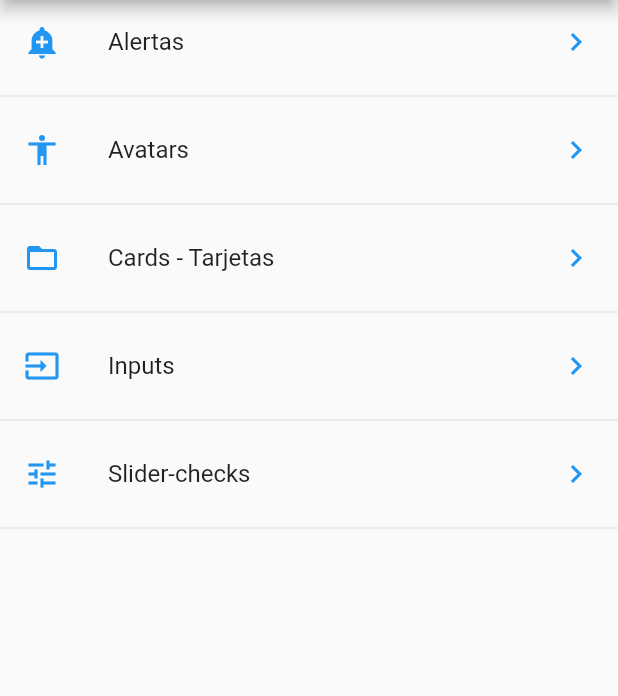
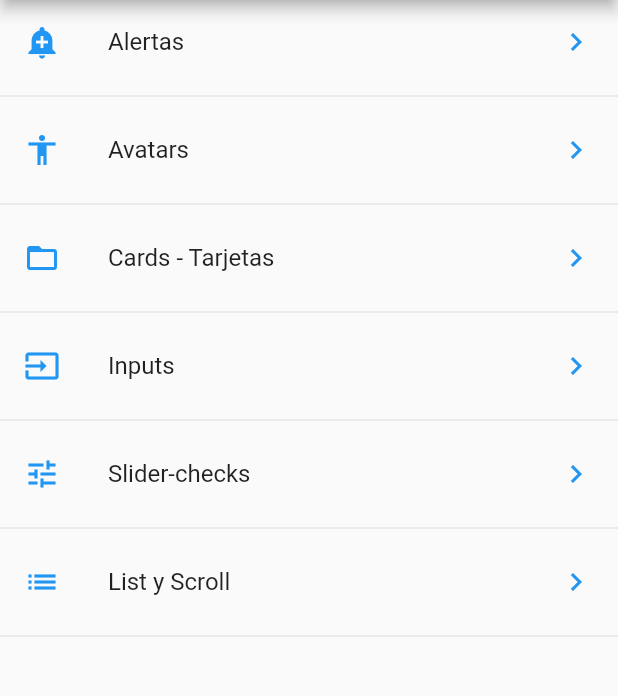
Before and after one commit to elkingsalvatore/Components, a Flutter app: the screen it shows after launch, on a phone screen of 412 x 824 dp, the part 84-780 px from its top. Run offline on Flutter 3.47's test engine with Material 2 defaults, Android fonts, the phone set to English and light mode, and no system bars.

Commit message:
List view

```diff
--- a/data/menu_opts.json
+++ b/data/menu_opts.json
@@ -25,6 +25,11 @@
             "ruta" : "slider",
             "icon" : "tune",
             "texto": "Slider-checks"
+        },
+        {
+            "ruta" : "list",
+            "icon" : "list",
+            "texto": "List y Scroll"
         }
     ]
 }
--- a/lib/src/routes/routes.dart
+++ b/lib/src/routes/routes.dart
@@ -1,6 +1,3 @@
-
-import 'package:componentes/src/pages/input.dart';
-
 import 'package:flutter/material.dart';
 
 import '../pages/home_page.dart';
@@ -8,7 +5,8 @@ import 'package:componentes/src/pages/alert_page.dart';
 import 'package:componentes/src/pages/avatar_page.dart';
 import 'package:componentes/src/pages/card_page.dart';
 import 'package:componentes/src/pages/slider_page.dart';
-
+import 'package:componentes/src/pages/input.dart';
+import 'package:componentes/src/pages/listview_page.dart';
 
 Map <String, WidgetBuilder> getApplicationRoutes(){
 
@@ -19,6 +17,7 @@ final rutas = <String, WidgetBuilder>{
         'card'   : (context)  => CardPage(),
         'inputs' : (context)  => InputPage(),
         'slider' : (context)  => SliderPage(),
+        'list'   : (context)  => ListaPage(),
       };
 
       return rutas;
--- a/lib/utils/icono_string_util.dart
+++ b/lib/utils/icono_string_util.dart
@@ -6,6 +6,7 @@ final _icons = <String, IconData>{
   'folder_open'   : Icons.folder_open,
   'input'         : Icons.input,
   'tune'         : Icons.tune,
+  'list'         : Icons.list,
 
 };
 
```
Also changed, not shown: 1 other file.
